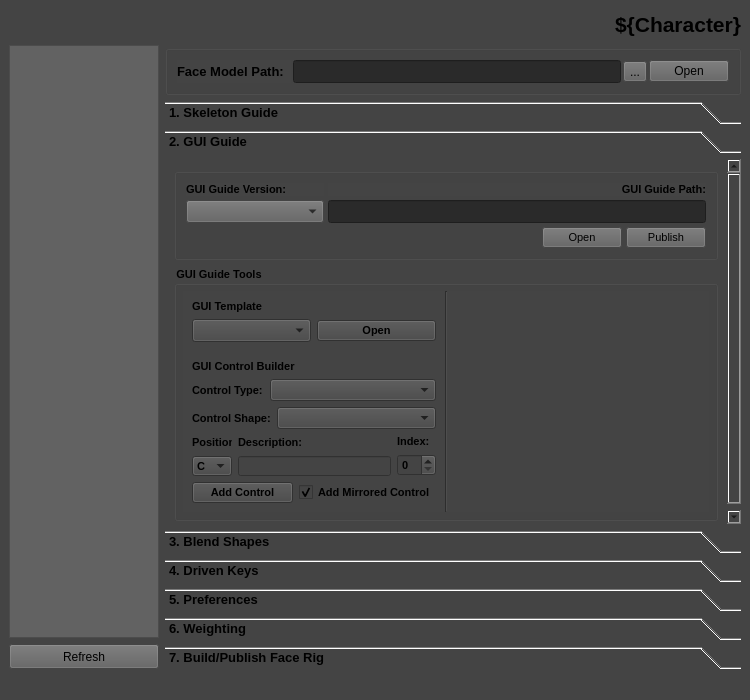
timm-gitHub/fbRepo, file rigBuilder/resource/face/faceRigBuilder.ui: the form before one commit.
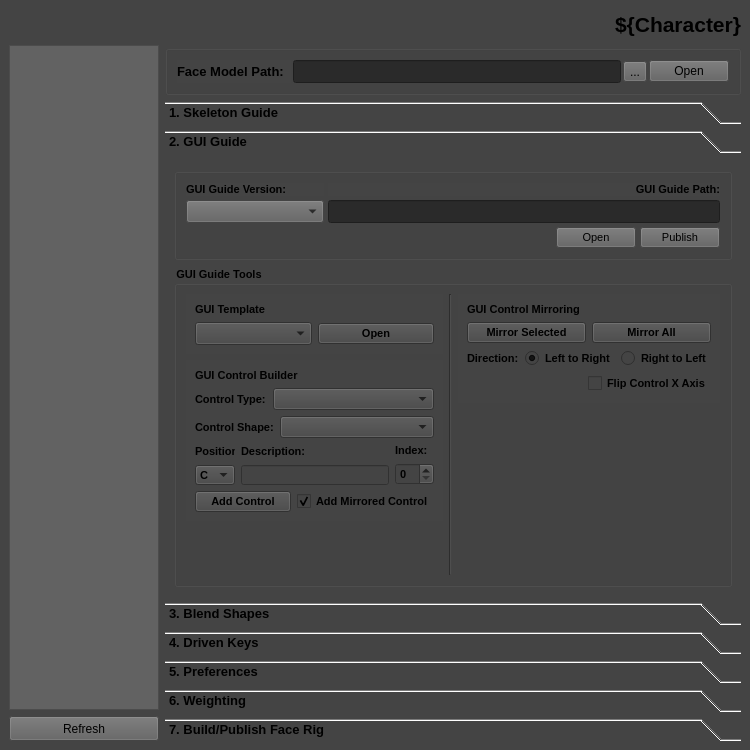
The form after the commit. The open tabs and pages were chosen to show the change.

Commit message: Added control mirroring to GUI.

```diff
--- a/rigBuilder/resource/face/faceRigBuilder.ui
+++ b/rigBuilder/resource/face/faceRigBuilder.ui
@@ -2,12 +2,15 @@
 <ui version="4.0">
  <class>MainWindow</class>
  <widget class="QMainWindow" name="MainWindow">
+  <property name="enabled">
+   <bool>true</bool>
+  </property>
   <property name="geometry">
    <rect>
     <x>0</x>
     <y>0</y>
     <width>750</width>
-    <height>700</height>
+    <height>750</height>
    </rect>
   </property>
   <property name="sizePolicy">
@@ -19,13 +22,13 @@
   <property name="minimumSize">
    <size>
     <width>750</width>
-    <height>700</height>
+    <height>750</height>
    </size>
   </property>
   <property name="maximumSize">
    <size>
     <width>750</width>
-    <height>700</height>
+    <height>750</height>
    </size>
   </property>
   <property name="windowTitle">
@@ -35,6 +38,18 @@
    <string notr="true">background-color: rgb(68, 68, 68);</string>
   </property>
   <widget class="QWidget" name="centralwidget">
+   <property name="sizePolicy">
+    <sizepolicy hsizetype="Fixed" vsizetype="Fixed">
+     <horstretch>0</horstretch>
+     <verstretch>0</verstretch>
+    </sizepolicy>
+   </property>
+   <property name="maximumSize">
+    <size>
+     <width>750</width>
+     <height>750</height>
+    </size>
+   </property>
    <layout class="QHBoxLayout" name="horizontalLayout_34">
     <item>
      <layout class="QVBoxLayout" name="verticalLayout_14">
@@ -652,8 +667,8 @@
               <rect>
                <x>0</x>
                <y>0</y>
-               <width>551</width>
-               <height>381</height>
+               <width>568</width>
+               <height>427</height>
               </rect>
              </property>
              <attribute name="label">
@@ -867,23 +882,11 @@
                 <property name="checkable">
                  <bool>false</bool>
                 </property>
-                <layout class="QVBoxLayout" name="verticalLayout_45">
-                 <property name="spacing">
-                  <number>6</number>
-                 </property>
-                 <property name="margin">
-                  <number>6</number>
-                 </property>
+                <layout class="QHBoxLayout" name="horizontalLayout_39">
                  <item>
-                  <layout class="QHBoxLayout" name="horizontalLayout_21">
-                   <property name="spacing">
-                    <number>0</number>
-                   </property>
+                  <layout class="QHBoxLayout" name="horizontalLayout_36">
                    <item>
-                    <layout class="QVBoxLayout" name="verticalLayout_43">
-                     <property name="spacing">
-                      <number>0</number>
-                     </property>
+                    <layout class="QVBoxLayout" name="verticalLayout_50">
                      <item>
                       <widget class="QFrame" name="frame_4">
                        <layout class="QVBoxLayout" name="verticalLayout_42">
@@ -916,6 +919,12 @@
                             </item>
                             <item>
                              <widget class="QPushButton" name="frbToolsFaceGUITemplateOpenPushButton">
+                              <property name="minimumSize">
+                               <size>
+                                <width>50</width>
+                                <height>0</height>
+                               </size>
+                              </property>
                               <property name="text">
                                <string>Open</string>
                               </property>
@@ -1168,29 +1177,126 @@
                     </widget>
                    </item>
                    <item>
-                    <widget class="QFrame" name="frame">
-                     <property name="frameShape">
-                      <enum>QFrame::NoFrame</enum>
-                     </property>
-                     <property name="frameShadow">
-                      <enum>QFrame::Raised</enum>
-                     </property>
-                     <layout class="QHBoxLayout" name="horizontalLayout_20">
-                      <item>
-                       <spacer name="horizontalSpacer_3">
-                        <property name="orientation">
-                         <enum>Qt::Horizontal</enum>
-                        </property>
-                        <property name="sizeHint" stdset="0">
-                         <size>
-                          <width>237</width>
-                          <height>20</height>
-                         </size>
-                        </property>
-                       </spacer>
-                      </item>
-                     </layout>
-                    </widget>
+                    <layout class="QVBoxLayout" name="verticalLayout_45">
+                     <item>
+                      <widget class="QFrame" name="frame">
+                       <property name="frameShape">
+                        <enum>QFrame::NoFrame</enum>
+                       </property>
+                       <property name="frameShadow">
+                        <enum>QFrame::Raised</enum>
+                       </property>
+                       <layout class="QHBoxLayout" name="horizontalLayout_21">
+                        <item>
+                         <layout class="QVBoxLayout" name="verticalLayout_43">
+                          <item>
+                           <widget class="QLabel" name="label_38">
+                            <property name="font">
+                             <font>
+                              <weight>75</weight>
+                              <bold>true</bold>
+                             </font>
+                            </property>
+                            <property name="text">
+                             <string>GUI Control Mirroring</string>
+                            </property>
+                           </widget>
+                          </item>
+                          <item>
+                           <layout class="QHBoxLayout" name="horizontalLayout_41">
+                            <item>
+                             <widget class="QPushButton" name="frbToolsFaceGUIControlMirrorSelectedPushButton">
+                              <property name="text">
+                               <string>Mirror Selected</string>
+                              </property>
+                             </widget>
+                            </item>
+                            <item>
+                             <widget class="QPushButton" name="frbToolsFaceGUIControlMirrorAllPushButton">
+                              <property name="text">
+                               <string>Mirror All</string>
+                              </property>
+                             </widget>
+                            </item>
+                           </layout>
+                          </item>
+                          <item>
+                           <layout class="QHBoxLayout" name="horizontalLayout_20">
+                            <item>
+                             <widget class="QLabel" name="label_36">
+                              <property name="text">
+                               <string>Direction:</string>
+                              </property>
+                             </widget>
+                            </item>
+                            <item>
+                             <widget class="QRadioButton" name="frbToolsFaceGUIControlMirrorDirectionRadio0">
+                              <property name="text">
+                               <string>Left to Right</string>
+                              </property>
+                              <property name="checked">
+                               <bool>true</bool>
+                              </property>
+                              <property name="autoExclusive">
+                               <bool>true</bool>
+                              </property>
+                             </widget>
+                            </item>
+                            <item>
+                             <widget class="QRadioButton" name="frbToolsFaceGUIControlMirrorDirectionRadio1">
+                              <property name="text">
+                               <string>Right to Left</string>
+                              </property>
+                              <property name="autoExclusive">
+                               <bool>true</bool>
+                              </property>
+                             </widget>
+                            </item>
+                           </layout>
+                          </item>
+                          <item>
+                           <layout class="QHBoxLayout" name="horizontalLayout_42">
+                            <item>
+                             <spacer name="horizontalSpacer_5">
+                              <property name="orientation">
+                               <enum>Qt::Horizontal</enum>
+                              </property>
+                              <property name="sizeHint" stdset="0">
+                               <size>
+                                <width>40</width>
+                                <height>20</height>
+                               </size>
+                              </property>
+                             </spacer>
+                            </item>
+                            <item>
+                             <widget class="QCheckBox" name="frbToolsFaceGUIControlMirrorFlipXAxisCheckBox">
+                              <property name="text">
+                               <string>Flip Control X Axis</string>
+                              </property>
+                             </widget>
+                            </item>
+                           </layout>
+                          </item>
+                         </layout>
+                        </item>
+                       </layout>
+                      </widget>
+                     </item>
+                     <item>
+                      <spacer name="verticalSpacer_9">
+                       <property name="orientation">
+                        <enum>Qt::Vertical</enum>
+                       </property>
+                       <property name="sizeHint" stdset="0">
+                        <size>
+                         <width>20</width>
+                         <height>40</height>
+                        </size>
+                       </property>
+                      </spacer>
+                     </item>
+                    </layout>
                    </item>
                   </layout>
                  </item>
@@ -1421,7 +1527,7 @@
                   <property name="checkable">
                    <bool>false</bool>
                   </property>
-                  <layout class="QHBoxLayout" name="horizontalLayout_36">
+                  <layout class="QVBoxLayout" name="verticalLayout_70">
                    <property name="margin">
                     <number>6</number>
                    </property>
@@ -3344,17 +3450,6 @@
     </item>
    </layout>
   </widget>
-  <widget class="QMenuBar" name="menubar">
-   <property name="geometry">
-    <rect>
-     <x>0</x>
-     <y>0</y>
-     <width>750</width>
-     <height>21</height>
-    </rect>
-   </property>
-  </widget>
-  <widget class="QStatusBar" name="statusbar"/>
   <action name="actionCharacterSelectionChange">
    <property name="text">
     <string>characterSelectionChange</string>
```
Left out of the diff: 109 changed lines with no effect on the pictures. The commit also changes 2 other files.
